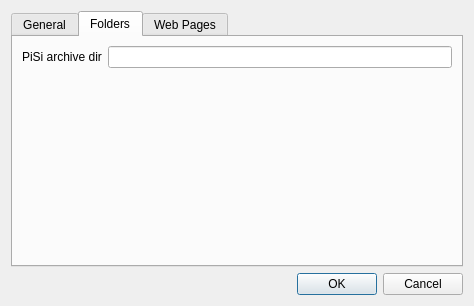
The window that ui/configurationdialog.ui (huseyinkozan/PiSiDo) describes before a commit, drawn with Qt 5.
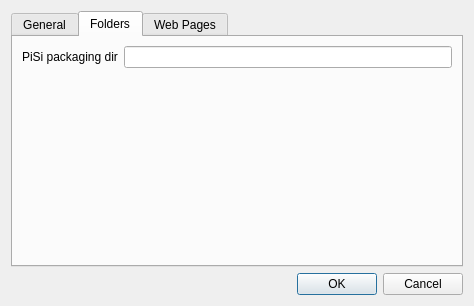
The same window after the commit. The open tabs and pages were chosen to show the change.

Patch:
```diff
--- a/ui/configurationdialog.ui
+++ b/ui/configurationdialog.ui
@@ -123,7 +123,7 @@
        <item row="0" column="0">
         <widget class="QLabel" name="lbl_pisi_archive_dir">
          <property name="text">
-          <string>PiSi archive dir</string>
+          <string>PiSi packaging dir</string>
          </property>
         </widget>
        </item>
```
Left out of the diff: 2 changed lines with no effect on the pictures.
